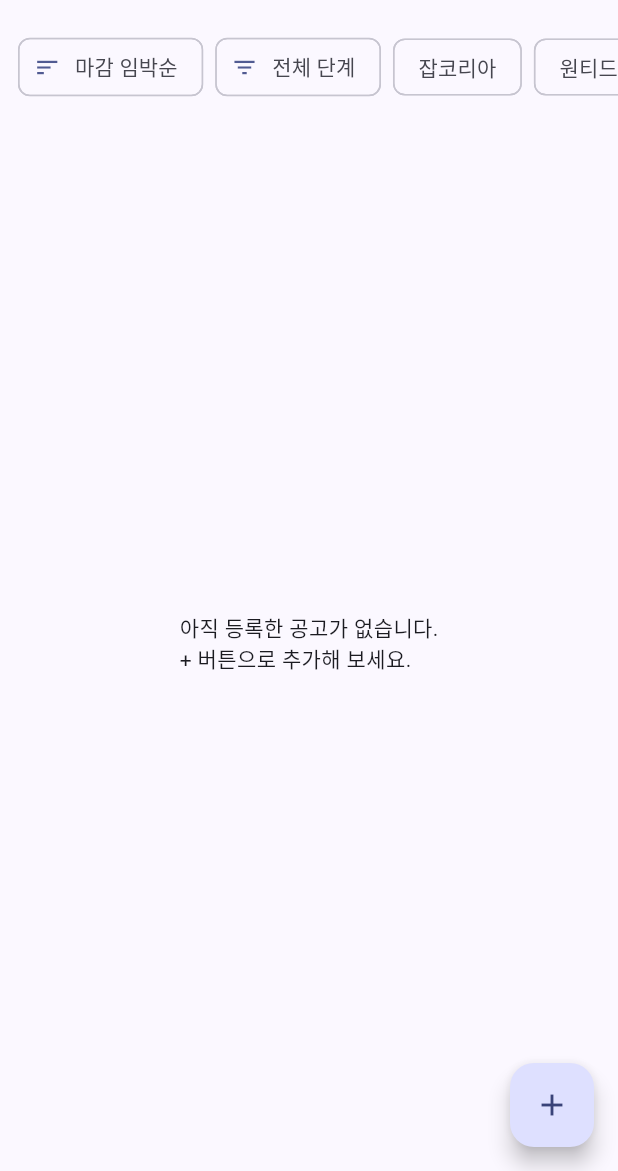
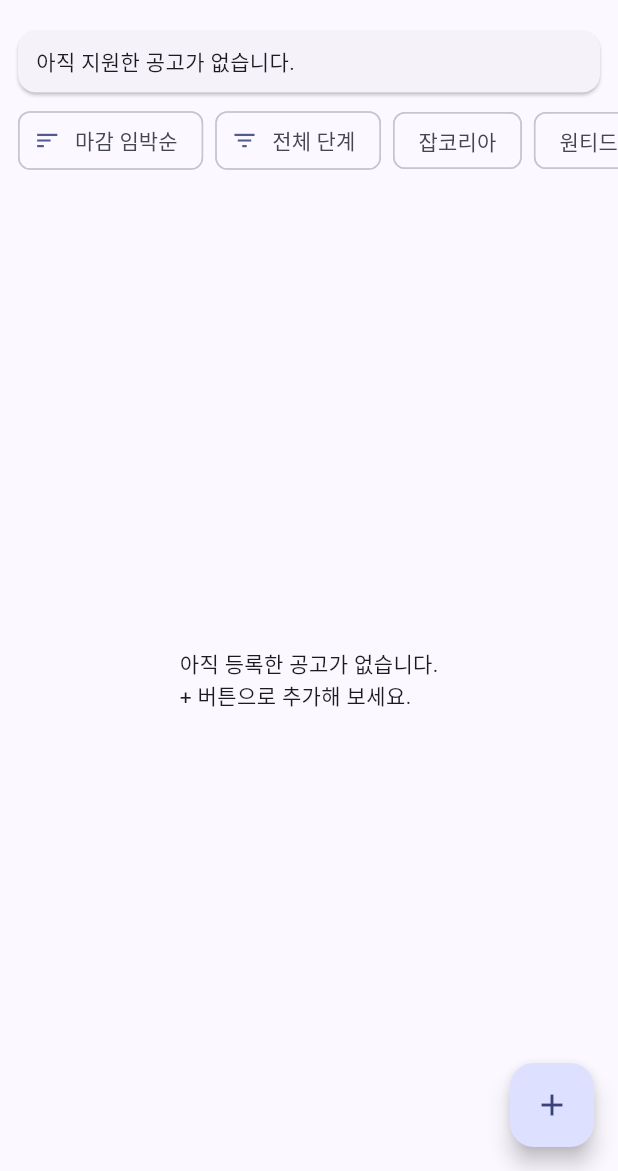
Before and after one commit to sinadsl1457/job_tracker, a Flutter app: the screen it shows once a user with an empty profile is signed in, on a phone screen of 412 x 824 dp, the part 65-1236 px from its top. Run offline on Flutter 3.47's test engine with Material 3 defaults, Android fonts, the phone set to English and light mode, and no system bars; our stand-ins replace flutter_riverpod, freezed_annotation, go_router, riverpod_annotation, supabase_flutter; accounts and stored records are empty; generated files the repository leaves out were written again; statements that could not run were skipped.

Commit message:
목록 위에 지원·열람률·서류 통과율·면접 전환율 요약 추가
공고마다 한 번이라도 도달한 가장 먼 단계로 세서 단계를 왔다 갔다 해도 부풀지 않는다.

```diff
--- /dev/null
+++ b/apps/mobile/lib/features/postings/data/funnel_stats.dart
@@ -0,0 +1,51 @@
+// 지원 전환율. 공고마다 "한 번이라도 도달한 가장 먼 단계"로 센다.
+// 단계를 왔다 갔다 해도 부풀지 않고, 불합격·보류가 된 공고도 그전까지 도달한 단계로 센다.
+// 웹 대시보드(apps/web)와 같은 정의를 쓴다.
+import 'job_posting.dart';
+import 'posting_enums.dart';
+
+class FunnelStats {
+  const FunnelStats({
+    required this.applied,
+    required this.viewed,
+    required this.docPassed,
+    required this.interviewed,
+  });
+
+  factory FunnelStats.fromEvents(Iterable<StageEvent> events) {
+    final furthest = <String, int>{};
+    for (final e in events) {
+      final progress = e.toStage.progress;
+      if (progress == null) continue;
+      final before = furthest[e.postingId];
+      if (before == null || progress > before) {
+        furthest[e.postingId] = progress;
+      }
+    }
+    int reached(ApplicationStage stage) =>
+        furthest.values.where((p) => p >= stage.progress!).length;
+
+    return FunnelStats(
+      applied: reached(ApplicationStage.applied),
+      viewed: reached(ApplicationStage.viewed),
+      docPassed: reached(ApplicationStage.docPassed),
+      interviewed: reached(ApplicationStage.interview1),
+    );
+  }
+
+  /// 지원 이상에 도달한 공고 수
+  final int applied;
+  final int viewed;
+  final int docPassed;
+
+  /// 1차면접 이상
+  final int interviewed;
+
+  /// 분모가 0이면 null(0%와 구분).
+  double? get viewRate => _ratio(viewed, applied);
+  double? get docPassRate => _ratio(docPassed, applied);
+  double? get interviewRate => _ratio(interviewed, docPassed);
+
+  static double? _ratio(int part, int whole) =>
+      whole == 0 ? null : part / whole;
+}
--- /dev/null
+++ b/apps/mobile/lib/features/postings/presentation/funnel_summary.dart
@@ -0,0 +1,73 @@
+// 목록 위 한 줄 통계. 자세한 차트는 웹 대시보드에서 본다.
+import 'package:flutter/material.dart';
+import 'package:flutter_riverpod/flutter_riverpod.dart';
+
+import '../data/funnel_stats.dart';
+import '../data/posting_providers.dart';
+
+class FunnelSummary extends ConsumerWidget {
+  const FunnelSummary({super.key});
+
+  @override
+  Widget build(BuildContext context, WidgetRef ref) {
+    final events = ref.watch(allStageEventsProvider);
+    final textTheme = Theme.of(context).textTheme;
+
+    final Widget content = switch (events) {
+      AsyncData(:final value) => _Numbers(FunnelStats.fromEvents(value)),
+      AsyncError() => Text('통계를 불러오지 못했습니다.', style: textTheme.bodySmall),
+      _ => const SizedBox(height: 40),
+    };
+
+    return Card(
+      margin: const EdgeInsets.fromLTRB(12, 8, 12, 0),
+      child: Padding(
+        padding: const EdgeInsets.symmetric(horizontal: 12, vertical: 10),
+        child: content,
+      ),
+    );
+  }
+}
+
+class _Numbers extends StatelessWidget {
+  const _Numbers(this.stats);
+
+  final FunnelStats stats;
+
+  @override
+  Widget build(BuildContext context) {
+    if (stats.applied == 0) {
+      return const Text('아직 지원한 공고가 없습니다.');
+    }
+    return Row(
+      mainAxisAlignment: MainAxisAlignment.spaceAround,
+      children: [
+        _Stat('지원', '${stats.applied}건'),
+        _Stat('열람률', _percent(stats.viewRate)),
+        _Stat('서류 통과율', _percent(stats.docPassRate)),
+        _Stat('면접 전환율', _percent(stats.interviewRate)),
+      ],
+    );
+  }
+
+  static String _percent(double? rate) =>
+      rate == null ? '-' : '${(rate * 100).round()}%';
+}
+
+class _Stat extends StatelessWidget {
+  const _Stat(this.label, this.value);
+
+  final String label;
+  final String value;
+
+  @override
+  Widget build(BuildContext context) {
+    final textTheme = Theme.of(context).textTheme;
+    return Column(
+      children: [
+        Text(value, style: textTheme.titleMedium),
+        Text(label, style: textTheme.bodySmall),
+      ],
+    );
+  }
+}
```
Also changed, not shown: apps/mobile/lib/features/postings/presentation/postings_screen.dart (+6 -1 lines), 1 other file.
